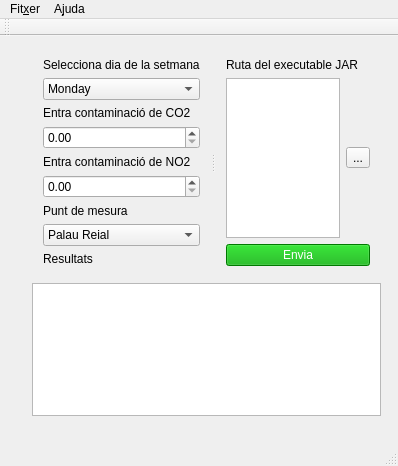
This is mainwindow.ui in cities2-sec/Polution-ui as Qt 5 draws it before an edit. The edited form follows.
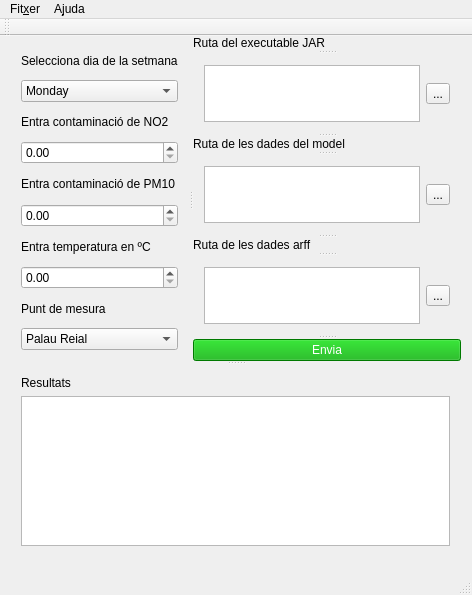
This is the edited form.

Patch:
```diff
--- a/mainwindow.ui
+++ b/mainwindow.ui
@@ -6,26 +6,33 @@
    <rect>
     <x>0</x>
     <y>0</y>
-    <width>398</width>
-    <height>466</height>
+    <width>472</width>
+    <height>595</height>
    </rect>
   </property>
   <property name="windowTitle">
    <string>MainWindow</string>
   </property>
   <widget class="QWidget" name="centralWidget">
-   <widget class="QWidget" name="">
+   <widget class="QSplitter" name="splitter_3">
     <property name="geometry">
      <rect>
-      <x>21</x>
+      <x>10</x>
       <y>0</y>
-      <width>371</width>
-      <height>391</height>
+      <width>451</width>
+      <height>521</height>
      </rect>
     </property>
-    <layout class="QVBoxLayout" name="verticalLayout_4">
-     <item>
-      <widget class="QSplitter" name="splitter">
+    <property name="orientation">
+     <enum>Qt::Vertical</enum>
+    </property>
+    <widget class="QSplitter" name="splitter_2">
+     <property name="maximumSize">
+      <size>
+       <width>16777215</width>
+       <height>16777215</height>
+      </size>
+     </property>
        <property name="orientation">
         <enum>Qt::Horizontal</enum>
        </property>
@@ -80,7 +87,7 @@
          <item>
           <widget class="QLabel" name="label_2">
            <property name="text">
-            <string>Entra contaminació de CO2</string>
+          <string>Entra contaminació de NO2</string>
            </property>
           </widget>
          </item>
@@ -90,13 +97,23 @@
          <item>
           <widget class="QLabel" name="label_3">
            <property name="text">
-            <string>Entra contaminació de NO2</string>
+          <string>Entra contaminació de PM10</string>
            </property>
           </widget>
          </item>
          <item>
           <widget class="QDoubleSpinBox" name="doubleSpinBox_NO2"/>
          </item>
+       <item>
+        <widget class="QLabel" name="label_7">
+         <property name="text">
+          <string>Entra temperatura en ºC</string>
+         </property>
+        </widget>
+       </item>
+       <item>
+        <widget class="QDoubleSpinBox" name="doubleSpinBox_Temp"/>
+       </item>
          <item>
           <widget class="QLabel" name="label_5">
            <property name="text">
@@ -123,27 +140,18 @@
            </item>
           </widget>
          </item>
-         <item>
-          <widget class="QLabel" name="label_4">
-           <property name="text">
-            <string>Resultats</string>
-           </property>
-          </widget>
-         </item>
-        </layout>
-       </widget>
-       <widget class="QWidget" name="">
-        <layout class="QVBoxLayout" name="verticalLayout_3">
-         <item>
-          <layout class="QVBoxLayout" name="verticalLayout_2">
-           <item>
+      </layout>
+     </widget>
+     <widget class="QSplitter" name="splitter">
+      <property name="orientation">
+       <enum>Qt::Vertical</enum>
+      </property>
             <widget class="QLabel" name="label_6">
              <property name="text">
               <string>Ruta del executable JAR</string>
              </property>
             </widget>
-           </item>
-           <item>
+      <widget class="QWidget" name="">
             <layout class="QHBoxLayout" name="horizontalLayout">
              <item>
               <widget class="QPlainTextEdit" name="executableTextEdit"/>
@@ -156,10 +164,45 @@
               </widget>
              </item>
             </layout>
-           </item>
-          </layout>
+      </widget>
+      <widget class="QLabel" name="label_8">
+       <property name="text">
+        <string>Ruta de les dades del model</string>
+       </property>
+      </widget>
+      <widget class="QWidget" name="">
+       <layout class="QHBoxLayout" name="horizontalLayout_2">
+        <item>
+         <widget class="QPlainTextEdit" name="modelTextEdit"/>
+        </item>
+        <item>
+         <widget class="QToolButton" name="toolButton_2">
+          <property name="text">
+           <string>...</string>
+          </property>
+         </widget>
+        </item>
+       </layout>
+      </widget>
+      <widget class="QLabel" name="label_9">
+       <property name="text">
+        <string>Ruta de les dades arff</string>
+       </property>
+      </widget>
+      <widget class="QWidget" name="">
+       <layout class="QHBoxLayout" name="horizontalLayout_3">
+        <item>
+         <widget class="QPlainTextEdit" name="dataTextEdit"/>
          </item>
          <item>
+         <widget class="QToolButton" name="toolButton_3">
+          <property name="text">
+           <string>...</string>
+          </property>
+         </widget>
+        </item>
+       </layout>
+      </widget>
           <widget class="QPushButton" name="pushButton">
            <property name="styleSheet">
             <string notr="true">background-color: rgb(0, 170, 0);
@@ -169,15 +212,29 @@
             <string>Envia</string>
            </property>
           </widget>
-         </item>
-        </layout>
-       </widget>
-      </widget>
+     </widget>
+    </widget>
+    <widget class="QWidget" name="">
+     <layout class="QVBoxLayout" name="verticalLayout_2">
+      <item>
+       <widget class="QLabel" name="label_4">
+        <property name="text">
+         <string>Resultats</string>
+        </property>
+       </widget>
      </item>
      <item>
-      <widget class="QTextBrowser" name="textBrowser"/>
-     </item>
-    </layout>
+       <widget class="QTextBrowser" name="textBrowser">
+        <property name="minimumSize">
+         <size>
+          <width>0</width>
+          <height>150</height>
+         </size>
+        </property>
+       </widget>
+      </item>
+     </layout>
+    </widget>
    </widget>
   </widget>
   <widget class="QMenuBar" name="menuBar">
@@ -185,7 +242,7 @@
     <rect>
      <x>0</x>
      <y>0</y>
-     <width>398</width>
+     <width>472</width>
      <height>30</height>
     </rect>
    </property>
```
Left out of the diff: 4 changed lines with no effect on the pictures. Lines whose indentation alone changed are shown as unchanged.
